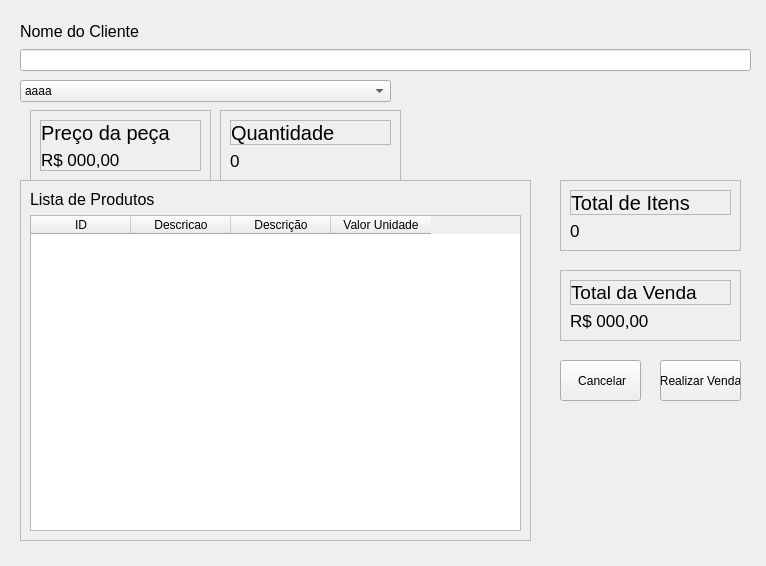
First picture: the form in view/sale.ui, repository PedroGregori/Projeto_Integrador--SENAC_BA-2022, before the edit.
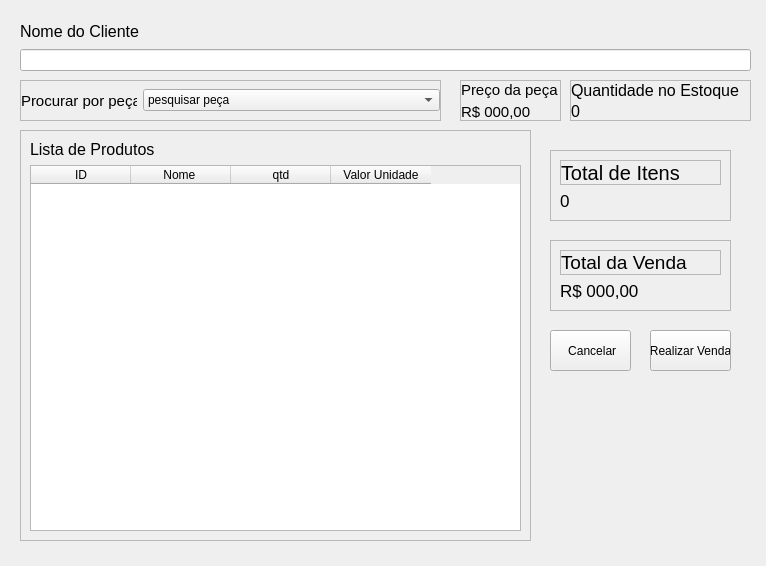
Second picture: the form after the edit.

The edit to the form file:
```diff
--- a/view/sale.ui
+++ b/view/sale.ui
@@ -13,81 +13,11 @@
   <property name="windowTitle">
    <string>Form</string>
   </property>
-  <widget class="QFrame" name="frame">
-   <property name="geometry">
-    <rect>
-     <x>30</x>
-     <y>110</y>
-     <width>181</width>
-     <height>71</height>
-    </rect>
-   </property>
-   <property name="frameShape">
-    <enum>QFrame::StyledPanel</enum>
-   </property>
-   <property name="frameShadow">
-    <enum>QFrame::Raised</enum>
-   </property>
-   <layout class="QVBoxLayout" name="verticalLayout_2">
-    <item>
-     <widget class="QFrame" name="frame_2">
-      <property name="frameShape">
-       <enum>QFrame::StyledPanel</enum>
-      </property>
-      <property name="frameShadow">
-       <enum>QFrame::Raised</enum>
-      </property>
-      <layout class="QVBoxLayout" name="verticalLayout">
-       <property name="leftMargin">
-        <number>0</number>
-       </property>
-       <property name="topMargin">
-        <number>0</number>
-       </property>
-       <property name="rightMargin">
-        <number>0</number>
-       </property>
-       <property name="bottomMargin">
-        <number>0</number>
-       </property>
-       <item>
-        <widget class="QLabel" name="label">
-         <property name="font">
-          <font>
-           <pointsize>15</pointsize>
-          </font>
-         </property>
-         <property name="text">
-          <string>Preço da peça</string>
-         </property>
-         <property name="alignment">
-          <set>Qt::AlignLeading|Qt::AlignLeft|Qt::AlignVCenter</set>
-         </property>
-        </widget>
-       </item>
-       <item>
-        <widget class="QLabel" name="label_2">
-         <property name="font">
-          <font>
-           <family>Segoe UI</family>
-           <pointsize>13</pointsize>
-          </font>
-         </property>
-         <property name="text">
-          <string>R$ 000,00</string>
-         </property>
-        </widget>
-       </item>
-      </layout>
-     </widget>
-    </item>
-   </layout>
-  </widget>
   <widget class="QFrame" name="frame_3">
    <property name="geometry">
     <rect>
-     <x>560</x>
-     <y>270</y>
+     <x>550</x>
+     <y>240</y>
      <width>181</width>
      <height>71</height>
     </rect>
@@ -156,10 +86,10 @@
   <widget class="QFrame" name="frame_5">
    <property name="geometry">
     <rect>
-     <x>220</x>
-     <y>110</y>
+     <x>570</x>
+     <y>80</y>
      <width>181</width>
-     <height>71</height>
+     <height>41</height>
     </rect>
    </property>
    <property name="frameShape">
@@ -169,43 +99,34 @@
     <enum>QFrame::Raised</enum>
    </property>
    <layout class="QVBoxLayout" name="verticalLayout_5">
+    <property name="spacing">
+     <number>4</number>
+    </property>
+    <property name="leftMargin">
+     <number>0</number>
+    </property>
+    <property name="topMargin">
+     <number>0</number>
+    </property>
+    <property name="rightMargin">
+     <number>0</number>
+    </property>
+    <property name="bottomMargin">
+     <number>0</number>
+    </property>
     <item>
-     <widget class="QFrame" name="frame_6">
-      <property name="frameShape">
-       <enum>QFrame::StyledPanel</enum>
+     <widget class="QLabel" name="label_5">
+      <property name="font">
+       <font>
+        <pointsize>12</pointsize>
+       </font>
       </property>
-      <property name="frameShadow">
-       <enum>QFrame::Raised</enum>
+      <property name="text">
+       <string>Quantidade no Estoque</string>
       </property>
-      <layout class="QVBoxLayout" name="verticalLayout_6">
-       <property name="leftMargin">
-        <number>0</number>
-       </property>
-       <property name="topMargin">
-        <number>0</number>
-       </property>
-       <property name="rightMargin">
-        <number>0</number>
-       </property>
-       <property name="bottomMargin">
-        <number>0</number>
-       </property>
-       <item>
-        <widget class="QLabel" name="label_5">
-         <property name="font">
-          <font>
-           <pointsize>15</pointsize>
-          </font>
-         </property>
-         <property name="text">
-          <string>Quantidade</string>
-         </property>
-         <property name="alignment">
-          <set>Qt::AlignLeading|Qt::AlignLeft|Qt::AlignVCenter</set>
-         </property>
-        </widget>
-       </item>
-      </layout>
+      <property name="alignment">
+       <set>Qt::AlignLeading|Qt::AlignLeft|Qt::AlignVCenter</set>
+      </property>
      </widget>
     </item>
     <item>
@@ -213,7 +134,7 @@
       <property name="font">
        <font>
         <family>Segoe UI</family>
-        <pointsize>13</pointsize>
+        <pointsize>12</pointsize>
        </font>
       </property>
       <property name="text">
@@ -226,8 +147,8 @@
   <widget class="QFrame" name="frame_7">
    <property name="geometry">
     <rect>
-     <x>560</x>
-     <y>180</y>
+     <x>550</x>
+     <y>150</y>
      <width>181</width>
      <height>71</height>
     </rect>
@@ -296,8 +217,8 @@
   <widget class="QPushButton" name="pushButton">
    <property name="geometry">
     <rect>
-     <x>660</x>
-     <y>360</y>
+     <x>650</x>
+     <y>330</y>
      <width>81</width>
      <height>41</height>
     </rect>
@@ -309,8 +230,8 @@
   <widget class="QPushButton" name="pushButton_2">
    <property name="geometry">
     <rect>
-     <x>560</x>
-     <y>360</y>
+     <x>550</x>
+     <y>330</y>
      <width>81</width>
      <height>41</height>
     </rect>
@@ -323,9 +244,9 @@
    <property name="geometry">
     <rect>
      <x>20</x>
-     <y>180</y>
+     <y>130</y>
      <width>511</width>
-     <height>361</height>
+     <height>411</height>
     </rect>
    </property>
    <property name="frameShape">
@@ -356,12 +277,12 @@
       </column>
       <column>
        <property name="text">
-        <string>Descricao</string>
+        <string>Nome </string>
        </property>
       </column>
       <column>
        <property name="text">
-        <string>Descrição</string>
+        <string>qtd</string>
        </property>
       </column>
       <column>
@@ -373,27 +294,7 @@
     </item>
    </layout>
   </widget>
-  <widget class="QComboBox" name="comboBox">
-   <property name="geometry">
-    <rect>
-     <x>20</x>
-     <y>80</y>
-     <width>371</width>
-     <height>22</height>
-    </rect>
-   </property>
-   <item>
-    <property name="text">
-     <string>aaaa</string>
-    </property>
-   </item>
-   <item>
-    <property name="text">
-     <string>bbbb</string>
-    </property>
-   </item>
-  </widget>
-  <widget class="QWidget" name="">
+  <widget class="QWidget" name="layoutWidget">
    <property name="geometry">
     <rect>
      <x>20</x>
@@ -420,6 +321,126 @@
     </item>
    </layout>
   </widget>
+  <widget class="QFrame" name="frame_10">
+   <property name="geometry">
+    <rect>
+     <x>20</x>
+     <y>80</y>
+     <width>421</width>
+     <height>41</height>
+    </rect>
+   </property>
+   <property name="frameShape">
+    <enum>QFrame::StyledPanel</enum>
+   </property>
+   <property name="frameShadow">
+    <enum>QFrame::Raised</enum>
+   </property>
+   <layout class="QHBoxLayout" name="horizontalLayout">
+    <property name="leftMargin">
+     <number>0</number>
+    </property>
+    <property name="topMargin">
+     <number>0</number>
+    </property>
+    <property name="rightMargin">
+     <number>0</number>
+    </property>
+    <property name="bottomMargin">
+     <number>0</number>
+    </property>
+    <item>
+     <widget class="QLabel" name="label_10">
+      <property name="maximumSize">
+       <size>
+        <width>116</width>
+        <height>16777215</height>
+       </size>
+      </property>
+      <property name="font">
+       <font>
+        <pointsize>11</pointsize>
+       </font>
+      </property>
+      <property name="text">
+       <string>Procurar por peça</string>
+      </property>
+     </widget>
+    </item>
+    <item>
+     <widget class="QComboBox" name="comboBox">
+      <item>
+       <property name="text">
+        <string>pesquisar peça</string>
+       </property>
+      </item>
+      <item>
+       <property name="text">
+        <string>bbbb</string>
+       </property>
+      </item>
+     </widget>
+    </item>
+   </layout>
+  </widget>
+  <widget class="QFrame" name="frame_2">
+   <property name="geometry">
+    <rect>
+     <x>460</x>
+     <y>80</y>
+     <width>101</width>
+     <height>41</height>
+    </rect>
+   </property>
+   <property name="frameShape">
+    <enum>QFrame::StyledPanel</enum>
+   </property>
+   <property name="frameShadow">
+    <enum>QFrame::Raised</enum>
+   </property>
+   <layout class="QVBoxLayout" name="verticalLayout">
+    <property name="leftMargin">
+     <number>0</number>
+    </property>
+    <property name="topMargin">
+     <number>0</number>
+    </property>
+    <property name="rightMargin">
+     <number>0</number>
+    </property>
+    <property name="bottomMargin">
+     <number>0</number>
+    </property>
+    <item>
+     <widget class="QLabel" name="label">
+      <property name="font">
+       <font>
+        <pointsize>11</pointsize>
+       </font>
+      </property>
+      <property name="text">
+       <string>Preço da peça</string>
+      </property>
+      <property name="alignment">
+       <set>Qt::AlignLeading|Qt::AlignLeft|Qt::AlignVCenter</set>
+      </property>
+     </widget>
+    </item>
+    <item>
+     <widget class="QLabel" name="label_2">
+      <property name="font">
+       <font>
+        <family>Segoe UI</family>
+        <pointsize>11</pointsize>
+       </font>
+      </property>
+      <property name="text">
+       <string>R$ 000,00</string>
+      </property>
+     </widget>
+    </item>
+   </layout>
+  </widget>
  </widget>
  <resources/>
  <connections/>
```
